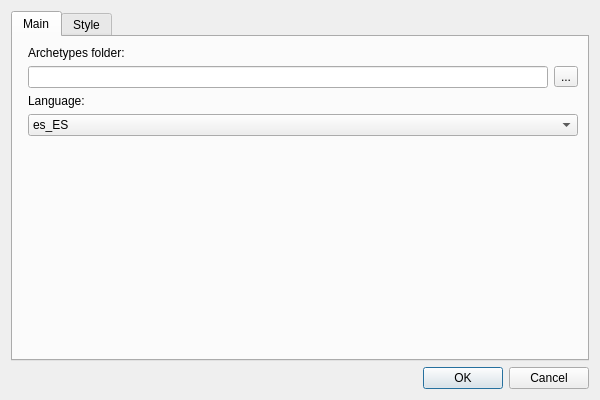
Old version of the form proteus/resources/ui/preferences.ui in the repository pabrivjim/Proteus-TFG.
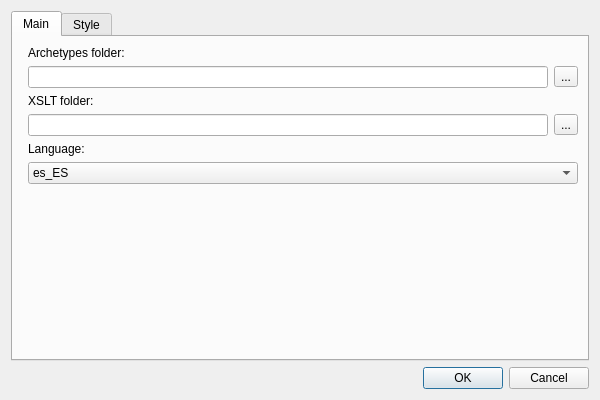
New version of the form. Custom widgets are drawn as their Qt base class.

Commit message:
add: custom XSLT file path in preferences
Added custom XSLT path in preferences, preferences.ui updated, removed unused code and archetypes custom path bug solved

What changed in the file:
```diff
--- a/proteus/resources/ui/preferences.ui
+++ b/proteus/resources/ui/preferences.ui
@@ -104,14 +104,45 @@
            </item>
           </layout>
          </item>
-         <item row="6" column="1">
+         <item row="3" column="1">
+          <widget class="QLabel" name="xslt_label_path">
+           <property name="text">
+            <string>XSLT folder:</string>
+           </property>
+          </widget>
+         </item>
+         <item row="4" column="1">
+          <layout class="QHBoxLayout" name="horizontalLayout_1">
+           <property name="leftMargin">
+            <number>0</number>
+           </property>
+           <item>
+            <widget class="PathLineEdit" name="xsltConfigPath">
+             <property name="toolTip">
+              <string>&lt;html&gt;&lt;head/&gt;&lt;body&gt;&lt;p&gt;GnuCOBOL compiler path (complete path or executable name if correct path is defined in PATH).&lt;/p&gt;&lt;/body&gt;&lt;/html&gt;</string>
+             </property>
+             <property name="statusTip">
+              <string>Full path to the GnuCOBOL compiler.</string>
+             </property>
+            </widget>
+           </item>
+           <item>
+            <widget class="QToolButton" name="toolButtonXSLTPath">
+             <property name="text">
+              <string>...</string>
+             </property>
+            </widget>
+           </item>
+          </layout>
+         </item>
+         <item row="8" column="1">
           <widget class="QLabel" name="label_language">
            <property name="text">
             <string>Language:</string>
            </property>
           </widget>
          </item>
-         <item row="7" column="1">
+         <item row="9" column="1">
           <widget class="QComboBox" name="comboBoxLanguage">
            <item>
             <property name="text">
```
Left out of the diff: 2 changed lines with no effect on the pictures. The commit also changes 3 other files.
